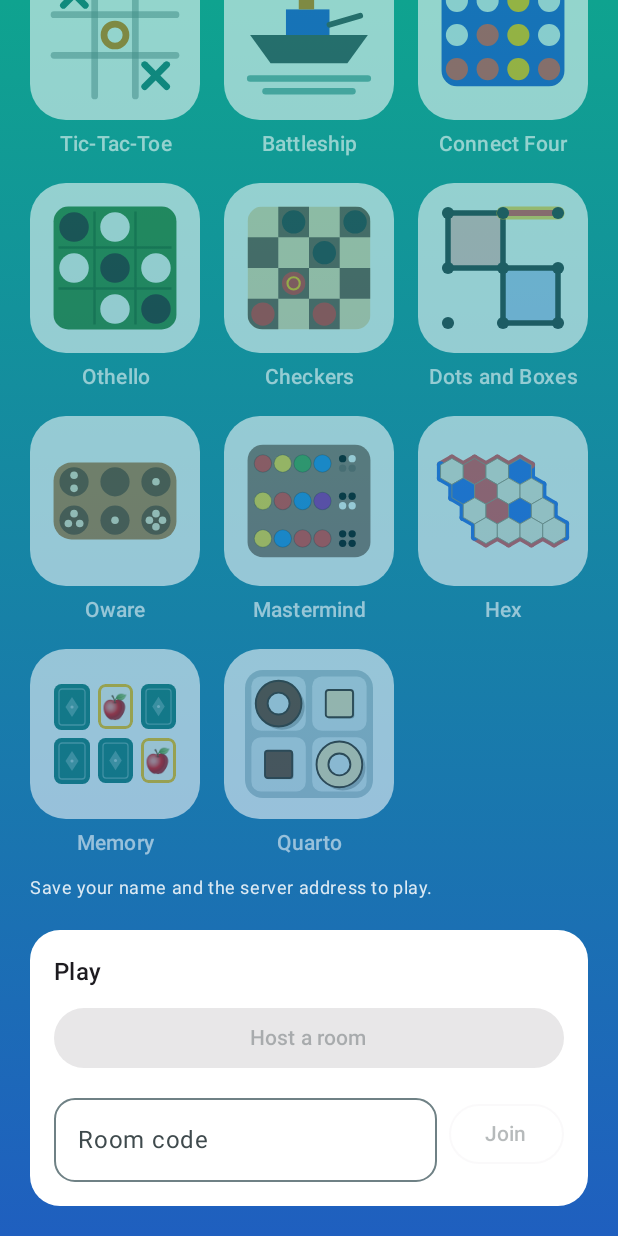
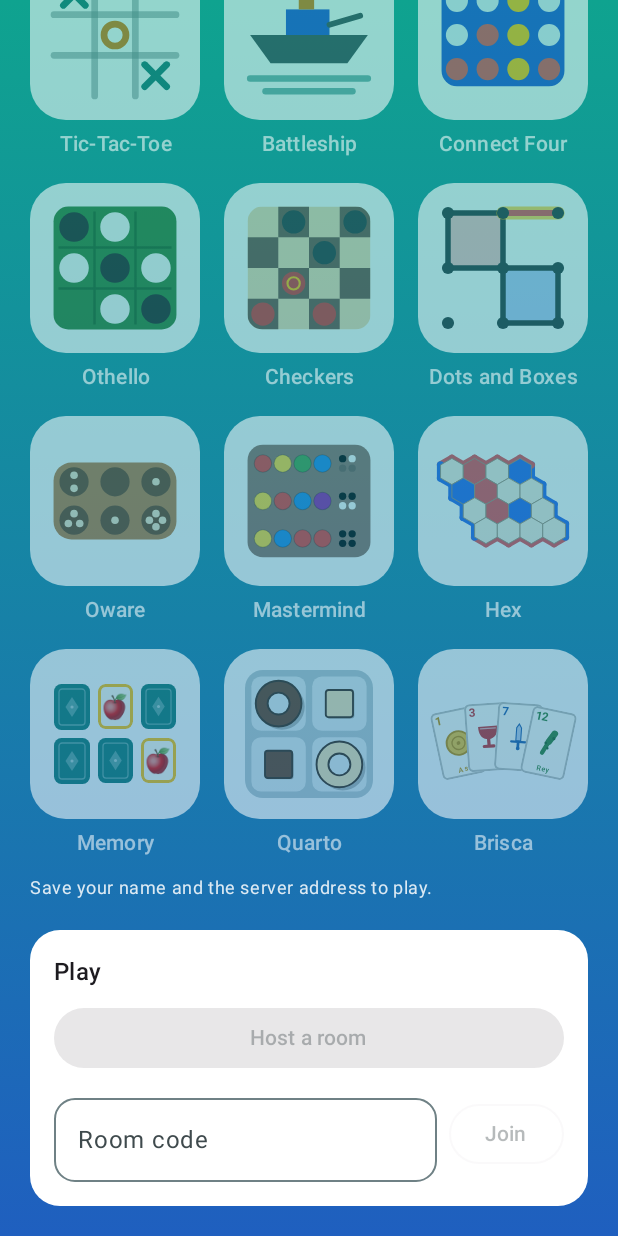
Before and after one commit to JoaquinAyG/1v1-games, an Android app built with Jetpack Compose: the screen it shows after launch (MainActivity), scrolled down 545 dp, on a phone screen of 412 x 824 dp. Run offline under Robolectric (Android 15) with nearby library versions, the phone set to English and light mode, and no system bars.

Commit message:
Add Brisca to the app
A lobby tile with a fan of four Spanish cards and a panel for the game,
all drawn in Compose without image assets. Each card has the number of a
real Spanish deck in its corner (1 to 7, 10, 11, 12), its suit drawn in
the middle in the deck's colours (a gold coin for Oros, a red cup for
Copas, a blue sword for Espadas, a green club for Bastos) and, for the
As, Sota, Caballo and Rey, their name at the bottom. Card and suit names
stay Spanish; the rest of the text is English like the rest of the app.

The table shows both scores, the opponent's hand face down, the deck
with its count and the face-up trump beside it (faded once it has been
drawn, since its suit is still trumps), the card waiting on the table,
and the last trick with who took it and its points. On your turn tap a
card in your hand to play it; "Swap 7 for the ..." appears when you may
swap the 7 of trumps. A line says what just happened or what to do,
and the end screen shows the final points and "Play again".

```diff
--- a/app/src/main/kotlin/com/classicgames/app/MainActivity.kt
+++ b/app/src/main/kotlin/com/classicgames/app/MainActivity.kt
@@ -80,6 +80,8 @@ private fun AppRoot(viewModel: AppViewModel, onRequestNotifications: () -> Unit)
             onGuessCode = viewModel::guessCode,
             onSwap = viewModel::swapHex,
             onGivePiece = viewModel::givePiece,
+            onPlayCard = viewModel::playCard,
+            onSwapSeven = viewModel::swapSeven,
             onLeave = viewModel::leaveRoom,
         )
     }
--- /dev/null
+++ b/app/src/main/kotlin/com/classicgames/app/ui/BriscaPanel.kt
@@ -0,0 +1,321 @@
+package com.classicgames.app.ui
+
+import androidx.compose.foundation.Canvas
+import androidx.compose.foundation.background
+import androidx.compose.foundation.border
+import androidx.compose.foundation.clickable
+import androidx.compose.foundation.layout.Arrangement
+import androidx.compose.foundation.layout.Box
+import androidx.compose.foundation.layout.BoxWithConstraints
+import androidx.compose.foundation.layout.Column
+import androidx.compose.foundation.layout.Row
+import androidx.compose.foundation.layout.aspectRatio
+import androidx.compose.foundation.layout.fillMaxSize
+import androidx.compose.foundation.layout.fillMaxWidth
+import androidx.compose.foundation.layout.heightIn
+import androidx.compose.foundation.layout.padding
+import androidx.compose.foundation.layout.width
+import androidx.compose.foundation.shape.RoundedCornerShape
+import androidx.compose.material3.Button
+import androidx.compose.material3.MaterialTheme
+import androidx.compose.material3.OutlinedButton
+import androidx.compose.material3.Text
+import androidx.compose.runtime.Composable
+import androidx.compose.ui.Alignment
+import androidx.compose.ui.Modifier
+import androidx.compose.ui.draw.alpha
+import androidx.compose.ui.draw.clip
+import androidx.compose.ui.geometry.CornerRadius
+import androidx.compose.ui.geometry.Offset
+import androidx.compose.ui.geometry.Size
+import androidx.compose.ui.graphics.Color
+import androidx.compose.ui.graphics.Path
+import androidx.compose.ui.graphics.StrokeCap
+import androidx.compose.ui.graphics.drawscope.DrawScope
+import androidx.compose.ui.graphics.drawscope.Stroke
+import androidx.compose.ui.platform.LocalDensity
+import androidx.compose.ui.text.font.FontWeight
+import androidx.compose.ui.text.style.TextAlign
+import androidx.compose.ui.unit.Dp
+import androidx.compose.ui.unit.dp
+import com.classicgames.core.Brisca
+import com.classicgames.core.BriscaState
+
+/** Suit colours by suit number, as on a Spanish deck: Oros gold, Copas red, Espadas blue, Bastos green. */
+val BriscaSuitColors = listOf(Color(0xFFC08A00), Color(0xFFC62828), Color(0xFF1E5AA8), Color(0xFF2E7D32))
+val BriscaFace = Color(0xFFFFFDF6)
+val BriscaBack = Color(0xFF9E2A2B)
+
+/** The number printed in a Spanish card's corner, by rank number: 1 to 7, then 10, 11 and 12 for Sota, Caballo, Rey. */
+private val CornerNumbers = listOf("1", "2", "3", "4", "5", "6", "7", "10", "11", "12")
+
+/**
+ * The Brisca table as this player sees it: the opponent's hand face down, the deck with the face-up trump, the card
+ * waiting on the table, the last trick, both scores and your hand. On your turn tap a card in your hand to play it;
+ * "Swap 7" appears when you may swap the 7 of trumps for the face-up card.
+ */
+@Composable
+fun BriscaPanel(
+    game: BriscaState,
+    notice: String?,
+    onCard: (Int) -> Unit,
+    onSwapSeven: () -> Unit,
+    onPlayAgain: () -> Unit,
+    modifier: Modifier = Modifier,
+) {
+    val playing = game.status == "playing"
+    val lead = game.trick.firstOrNull()
+
+    Column(
+        modifier = modifier
+            .fillMaxWidth()
+            .padding(horizontal = 8.dp),
+        horizontalAlignment = Alignment.CenterHorizontally,
+        verticalArrangement = Arrangement.spacedBy(8.dp),
+    ) {
+        Text(
+            text = when {
+                game.status == "won" -> if (game.winner == game.you) "You won!" else "${game.winner} won"
+                game.status == "draw" -> "It's a draw"
+                game.yourTurn -> "Your turn"
+                else -> "${game.opponent}'s turn..."
+            },
+            style = MaterialTheme.typography.titleMedium,
+        )
+
+        if (playing) {
+            Row(horizontalArrangement = Arrangement.spacedBy(24.dp)) {
+                Text("You  ${game.yourPoints}", style = MaterialTheme.typography.bodyMedium, fontWeight = FontWeight.Bold)
+                Text("${game.opponent}  ${game.opponentPoints}", style = MaterialTheme.typography.bodyMedium)
+            }
+
+            // The opponent's hand, face down: only how many cards they hold.
+            Row(
+                verticalAlignment = Alignment.CenterVertically,
+                horizontalArrangement = Arrangement.spacedBy(6.dp),
+                modifier = Modifier.heightIn(min = 46.dp),
+            ) {
+                Text(game.opponent, style = MaterialTheme.typography.bodySmall)
+                repeat(game.opponentCards) { SpanishCard(null, Modifier.width(30.dp)) }
+            }
+
+            Table(game, lead?.card)
+
+            // What just happened, or what to do: one short line, so the hand doesn't jump.
+            Text(
+                when {
+                    game.event.isNotEmpty() -> game.event
+                    game.yourTurn && lead != null -> "Answer the ${Brisca.nameOf(lead.card)}"
+                    game.yourTurn -> "Lead a card"
+                    else -> " "
+                },
+                style = MaterialTheme.typography.bodySmall,
+                textAlign = TextAlign.Center,
+            )
+
+            // Your hand: big cards, tap one to play it.
+            Row(horizontalArrangement = Arrangement.spacedBy(10.dp), modifier = Modifier.heightIn(min = 130.dp)) {
+                for (card in game.hand) {
+                    SpanishCard(
+                        card,
+                        Modifier
+                            .width(86.dp)
+                            .clickable(enabled = game.yourTurn) { onCard(card) },
+                        ring = if (game.yourTurn) MaterialTheme.colorScheme.primary else null,
+                    )
+                }
+            }
+            if (game.canSwap) {
+                OutlinedButton(onClick = onSwapSeven) { Text("Swap 7 for the ${Brisca.nameOf(game.trumpCard)}") }
+            }
+        } else {
+            Text(
+                "You ${game.yourPoints} - ${game.opponentPoints} ${game.opponent}",
+                style = MaterialTheme.typography.headlineSmall,
+                fontWeight = FontWeight.Bold,
+            )
+            Text("61 points win; there are 120 in all", style = MaterialTheme.typography.bodySmall)
+        }
+
+        notice?.let { Text(it, color = MaterialTheme.colorScheme.error, style = MaterialTheme.typography.bodySmall) }
+
+        if (!playing) {
+            Button(onClick = onPlayAgain) { Text("Play again") }
+        }
+    }
+}
+
+/** The deck with the face-up trump beside it, the card waiting on the table, and the last trick with who took it. */
+@Composable
+private fun Table(game: BriscaState, lead: Int?) {
+    val cardWidth = 56.dp
+    // Aligned at the bottom so the labels line up although the last trick's cards are smaller.
+    Row(horizontalArrangement = Arrangement.spacedBy(12.dp), verticalAlignment = Alignment.Bottom) {
+        Labelled("Deck ${game.deckSize}") {
+            if (game.deckSize > 0) SpanishCard(null, Modifier.width(cardWidth)) else EmptySlot(cardWidth)
+        }
+        // Once drawn, the turned-up card stays here faded: its suit is still trumps.
+        Labelled("Trumps") {
+            SpanishCard(game.trumpCard, Modifier.width(cardWidth).alpha(if (game.deckSize > 0) 1f else 0.4f))
+        }
+        Labelled("Table") {
+            if (lead != null) SpanishCard(lead, Modifier.width(cardWidth)) else EmptySlot(cardWidth)
+        }
+        val taker = game.lastTrickWinner
+        Labelled(
+            when {
+                taker == null -> "Last trick"
+                else -> "${if (taker == game.you) "You" else taker} +${game.lastTrick.sumOf { Brisca.pointsOf(it.card) }}"
+            },
+        ) {
+            Row(horizontalArrangement = Arrangement.spacedBy(3.dp)) {
+                if (game.lastTrick.isEmpty()) {
+                    EmptySlot(42.dp)
+                    EmptySlot(42.dp)
+                }
+                for (play in game.lastTrick) SpanishCard(play.card, Modifier.width(42.dp))
+            }
+        }
+    }
+}
+
+@Composable
+private fun Labelled(label: String, content: @Composable () -> Unit) {
+    Column(horizontalAlignment = Alignment.CenterHorizontally, verticalArrangement = Arrangement.spacedBy(4.dp)) {
+        content()
+        Text(label, style = MaterialTheme.typography.labelSmall)
+    }
+}
+
+@Composable
+private fun EmptySlot(width: Dp) {
+    val shape = RoundedCornerShape(width * 0.12f)
+    Box(
+        Modifier
+            .width(width)
+            .aspectRatio(CARD_RATIO)
+            .clip(shape)
+            .border(1.dp, Color.Black.copy(alpha = 0.18f), shape),
+    )
+}
+
+/** Width over height of a card. */
+private const val CARD_RATIO = 0.66f
+
+/**
+ * One Spanish card, sized by the width in [modifier]: [card] face up, or its back when null. The face has the number
+ * of a real Spanish deck in the corner, the suit drawn in the middle in its colour, and for the As, Sota, Caballo and
+ * Rey their name at the bottom. [ring] outlines it (playable cards).
+ */
+@Composable
+fun SpanishCard(card: Int?, modifier: Modifier, ring: Color? = null) {
+    BoxWithConstraints(modifier.aspectRatio(CARD_RATIO)) {
+        val width = maxWidth
+        val shape = RoundedCornerShape(width * 0.12f)
+        Box(
+            Modifier
+                .fillMaxSize()
+                .clip(shape)
+                .background(if (card == null) BriscaBack else BriscaFace)
+                .border(if (ring != null) 2.dp else 1.dp, ring ?: Color.Black.copy(alpha = 0.25f), shape),
+        ) {
+            if (card == null) {
+                MemoryCardBack(Modifier.fillMaxSize().padding(width * 0.1f))
+                return@Box
+            }
+            val suit = Brisca.suitOf(card)
+            val rank = Brisca.rankOf(card)
+            val color = BriscaSuitColors[suit]
+            val sp = with(LocalDensity.current) { width.toSp() }
+            Text(
+                CornerNumbers[rank],
+                color = color,
+                fontWeight = FontWeight.Bold,
+                fontSize = sp * 0.26f,
+                lineHeight = sp * 0.28f,
+                modifier = Modifier.padding(start = width * 0.08f, top = width * 0.04f),
+            )
+            Canvas(Modifier.fillMaxSize().padding(horizontal = width * 0.2f, vertical = width * 0.42f)) {
+                drawSuit(suit, size.minDimension)
+            }
+            if (rank == 0 || rank >= 7) {
+                Text(
+                    Brisca.RANKS[rank],
+                    color = color,
+                    fontWeight = FontWeight.SemiBold,
+                    fontSize = sp * 0.16f,
+                    lineHeight = sp * 0.18f,
+                    maxLines = 1,
+                    modifier = Modifier.align(Alignment.BottomCenter).padding(bottom = width * 0.06f),
+                )
+            }
+        }
+    }
+}
+
+/**
+ * Draws a simple version of a Spanish suit, centred in the drawing area, in a square [side] pixels wide: Oros a gold
+ * coin, Copas a red cup, Espadas a blue sword, Bastos a green club.
+ */
+fun DrawScope.drawSuit(suit: Int, side: Float) {
+    val color = BriscaSuitColors[suit]
+    val left = (size.width - side) / 2f
+    val top = (size.height - side) / 2f
+    fun at(x: Float, y: Float) = Offset(left + x * side, top + y * side)
+
+    when (suit) {
+        0 -> { // Oros: a coin with a rim and an inner ring
+            val center = at(0.5f, 0.5f)
+            drawCircle(Color(0xFFF2C230), radius = side * 0.44f, center = center)
+            drawCircle(color, radius = side * 0.44f, center = center, style = Stroke(side * 0.07f))
+            drawCircle(color, radius = side * 0.24f, center = center, style = Stroke(side * 0.05f))
+            drawCircle(color, radius = side * 0.07f, center = center)
+        }
+        1 -> { // Copas: a bowl on a stem and a foot
+            val bowl = Path().apply {
+                moveTo(at(0.14f, 0.1f).x, at(0.14f, 0.1f).y)
+                lineTo(at(0.86f, 0.1f).x, at(0.86f, 0.1f).y)
+                quadraticTo(at(0.86f, 0.56f).x, at(0.86f, 0.56f).y, at(0.5f, 0.58f).x, at(0.5f, 0.58f).y)
+                quadraticTo(at(0.14f, 0.56f).x, at(0.14f, 0.56f).y, at(0.14f, 0.1f).x, at(0.14f, 0.1f).y)
+                close()
+            }
+            drawPath(bowl, color)
+            drawRect(color, topLeft = at(0.44f, 0.56f), size = Size(side * 0.12f, side * 0.24f))
+            drawRoundRect(
+                color,
+                topLeft = at(0.26f, 0.78f),
+                size = Size(side * 0.48f, side * 0.12f),
+                cornerRadius = CornerRadius(side * 0.06f),
+            )
+            drawLine(Color.White.copy(alpha = 0.6f), at(0.22f, 0.18f), at(0.78f, 0.18f), side * 0.04f, StrokeCap.Round)
+        }
+        2 -> { // Espadas: a blade, a cross guard, a grip and a pommel
+            val blade = Path().apply {
+                moveTo(at(0.5f, 0.02f).x, at(0.5f, 0.02f).y)
+                lineTo(at(0.59f, 0.16f).x, at(0.59f, 0.16f).y)
+                lineTo(at(0.59f, 0.64f).x, at(0.59f, 0.64f).y)
+                lineTo(at(0.41f, 0.64f).x, at(0.41f, 0.64f).y)
+                lineTo(at(0.41f, 0.16f).x, at(0.41f, 0.16f).y)
+                close()
+            }
+            drawPath(blade, Color(0xFFB9CDEA))
+            drawPath(blade, color, style = Stroke(side * 0.04f))
+            drawRoundRect(
+                color,
+                topLeft = at(0.2f, 0.64f),
+                size = Size(side * 0.6f, side * 0.08f),
+                cornerRadius = CornerRadius(side * 0.04f),
+            )
+            drawRect(color, topLeft = at(0.45f, 0.72f), size = Size(side * 0.1f, side * 0.16f))
+            drawCircle(color, radius = side * 0.07f, center = at(0.5f, 0.92f))
+        }
+        else -> { // Bastos: a knobbly club, thicker at the top
+            drawLine(color, at(0.34f, 0.9f), at(0.62f, 0.12f), side * 0.16f, StrokeCap.Round)
+            drawLine(color, at(0.5f, 0.45f), at(0.66f, 0.12f), side * 0.24f, StrokeCap.Round)
+            val knot = Color(0xFF1B5E20)
+            drawCircle(knot, radius = side * 0.06f, center = at(0.66f, 0.3f))
+            drawCircle(knot, radius = side * 0.05f, center = at(0.4f, 0.52f))
+            drawCircle(knot, radius = side * 0.045f, center = at(0.5f, 0.7f))
+        }
+    }
+}
--- a/app/src/main/kotlin/com/classicgames/app/ui/Games.kt
+++ b/app/src/main/kotlin/com/classicgames/app/ui/Games.kt
@@ -14,6 +14,8 @@ import androidx.compose.foundation.layout.fillMaxSize
 import androidx.compose.foundation.layout.fillMaxWidth
 import androidx.compose.foundation.layout.padding
 import androidx.compose.foundation.layout.height
+import androidx.compose.foundation.layout.offset
+import androidx.compose.foundation.layout.width
 import androidx.compose.foundation.shape.RoundedCornerShape
 import androidx.compose.material3.MaterialTheme
 import androidx.compose.material3.Text
@@ -22,6 +24,7 @@ import androidx.compose.ui.Alignment
 import androidx.compose.ui.Modifier
 import androidx.compose.ui.draw.alpha
 import androidx.compose.ui.draw.clip
+import androidx.compose.ui.draw.rotate
 import androidx.compose.ui.geometry.CornerRadius
 import androidx.compose.ui.geometry.Offset
 import androidx.compose.ui.geometry.RoundRect
@@ -38,6 +41,7 @@ import androidx.compose.ui.text.style.TextAlign
 import androidx.compose.ui.unit.dp
 import androidx.compose.ui.unit.sp
 import kotlin.math.PI
+import kotlin.math.abs
 import kotlin.math.cos
 import kotlin.math.sin
 
@@ -61,6 +65,7 @@ val GAMES = listOf(
     GameEntry(id = "hex", title = "Hex", icon = { HexIcon() }),
     GameEntry(id = "memory", title = "Memory", icon = { MemoryIcon() }),
     GameEntry(id = "quarto", title = "Quarto", icon = { QuartoIcon() }),
+    GameEntry(id = "brisca", title = "Brisca", icon = { BriscaIcon() }),
 )
 
 /** Lays the games out in rows of [columns] tiles. Gaps in the last row stay empty so tiles keep their size. */
@@ -425,6 +430,25 @@ fun QuartoIcon(modifier: Modifier = Modifier) {
     }
 }
 
+/** A fan of four Spanish cards, one of each suit, built from the same pieces as the real ones. */
+@Composable
+fun BriscaIcon(modifier: Modifier = Modifier) {
+    Box(modifier = modifier.fillMaxSize().padding(12.dp), contentAlignment = Alignment.Center) {
+        // As de Oros, 3 de Copas, 7 de Espadas and Rey de Bastos, from left to right, spread enough that each suit
+        // still shows under the next card.
+        for ((i, card) in listOf(0, 12, 26, 39).withIndex()) {
+            val spread = i - 1.5f
+            SpanishCard(
+                card,
+                Modifier
+                    .offset(x = (spread * 20).dp, y = (abs(spread) * 4).dp)
+                    .rotate(spread * 8f)
+                    .width(30.dp),
+            )
+        }
+    }
+}
+
 /** A little warship on the waves. */
 @Composable
 fun BattleshipIcon(modifier: Modifier = Modifier) {
```
Also changed, not shown: app/src/main/kotlin/com/classicgames/app/ui/AppViewModel.kt (+18 -1 lines), app/src/main/kotlin/com/classicgames/app/ui/ChatScreen.kt (+11 -0 lines).
